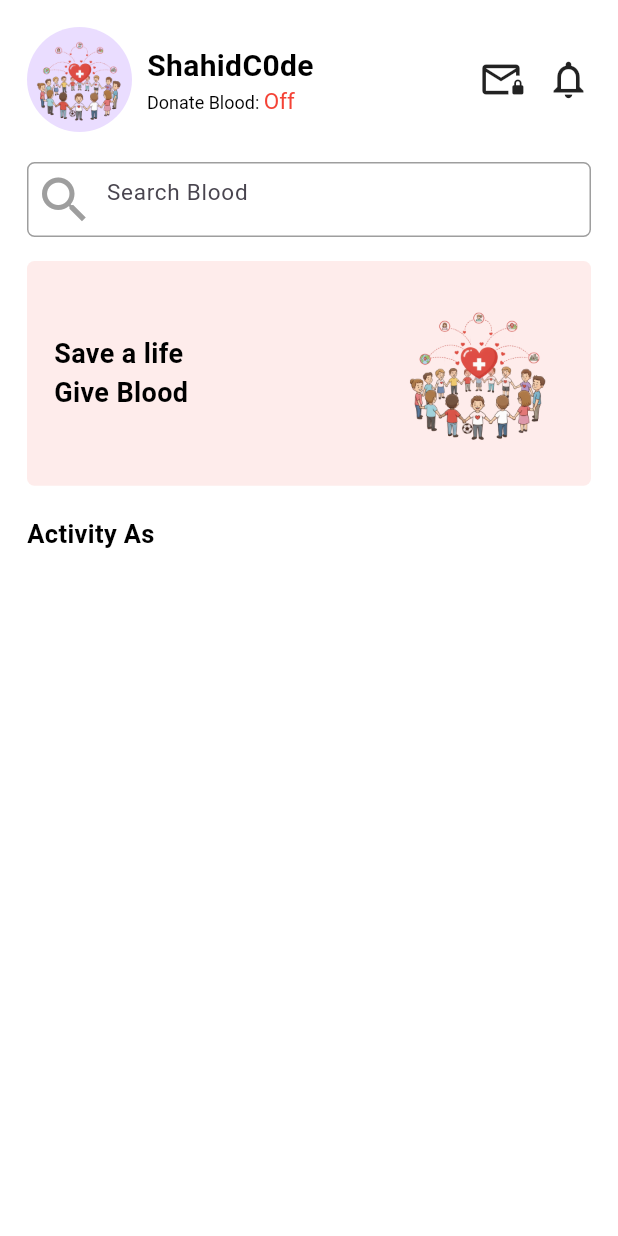
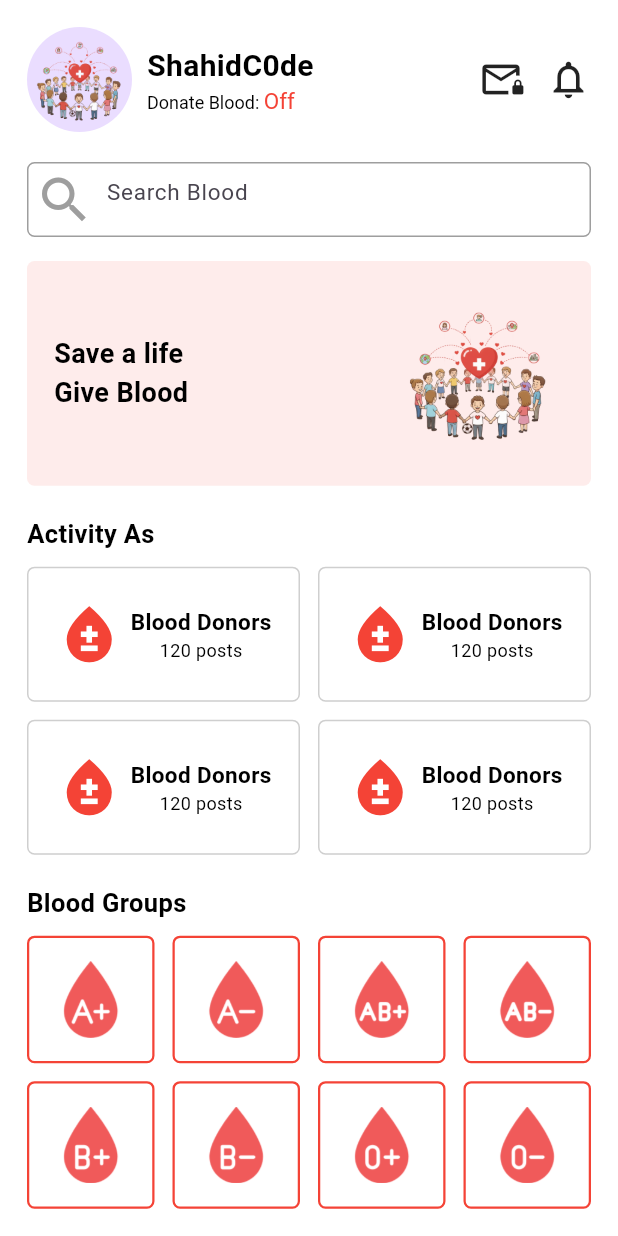
Before and after one commit to ShahidC0de/Blood-Donating-App, a Flutter app: the HomeScreen screen opened directly, on a phone screen of 412 x 824 dp. Run offline on Flutter 3.47's test engine with Material 3 defaults, Android fonts, the phone set to English and light mode, and no system bars; our stand-ins replace dotted_border, flutter_svg, image_picker.

Commit message:
working on UI Home Screen bloodgroup & activity as section

```diff
--- a/lib/core/constants/constants.dart
+++ b/lib/core/constants/constants.dart
@@ -129,3 +129,13 @@ List<String> cities = [
 List<String> bloodGroups = ['A+', 'A-', 'B+', 'B-', 'AB+', 'AB-', 'O+', 'O-'];
 List<String> genders = ['Male', 'Female'];
 List<String> decisions = ['Yes', 'No'];
+final List<Map<String, String>> bloodGroupIcons = [
+  {"label": "A+", "icon": "assets/blood_icons/a_pos.png"},
+  {"label": "A-", "icon": "assets/blood_icons/a_neg.png"},
+  {"label": "AB+", "icon": "assets/blood_icons/ab_pos.png"},
+  {"label": "AB-", "icon": "assets/blood_icons/ab_neg.png"},
+  {"label": "B+", "icon": "assets/blood_icons/b_pos.png"},
+  {"label": "B-", "icon": "assets/blood_icons/b_neg.png"},
+  {"label": "O+", "icon": "assets/blood_icons/o_pos.png"},
+  {"label": "O-", "icon": "assets/blood_icons/o_neg.png"},
+];
--- a/lib/features/home/presentation/screens/home_screen.dart
+++ b/lib/features/home/presentation/screens/home_screen.dart
@@ -1,3 +1,4 @@
+import 'package:blood_dontating_app/core/constants/constants.dart';
 import 'package:blood_dontating_app/core/theme/app_pallete.dart';
 import 'package:blood_dontating_app/features/login/presentation/widgets/customfield.dart';
 import 'package:flutter/material.dart';
@@ -108,12 +109,96 @@ class _HomeScreenState extends State<HomeScreen> {
                 ),
 
                 const SizedBox(height: 20),
-
                 Text(
                   'Activity As',
                   style: AppPallete.headingText.copyWith(fontSize: 17),
                 ),
                 const SizedBox(height: 10),
+                GridView.builder(
+                  shrinkWrap: true,
+
+                  physics: NeverScrollableScrollPhysics(),
+                  itemCount: 4,
+                  gridDelegate: SliverGridDelegateWithFixedCrossAxisCount(
+                    crossAxisSpacing: 12,
+                    mainAxisSpacing: 12,
+                    crossAxisCount: 2,
+                    mainAxisExtent: 90,
+                  ),
+                  itemBuilder: (context, index) {
+                    return Container(
+                      padding: EdgeInsets.all(8),
+                      decoration: BoxDecoration(
+                        color: AppPallete.backgroundColor,
+                        border: Border.all(
+                          color: AppPallete.fieldTextColor.withValues(
+                            alpha: 0.5,
+                          ),
+                        ),
+                        borderRadius: BorderRadius.circular(5),
+                      ),
+                      child: Row(
+                        mainAxisAlignment: MainAxisAlignment.center,
+                        children: [
+                          Icon(
+                            Icons.bloodtype,
+                            color: AppPallete.buttonColor,
+                            size: 45,
+                          ),
+                          SizedBox(width: 5),
+                          Column(
+                            mainAxisAlignment: MainAxisAlignment.center,
+                            children: [
+                              Text(
+                                'Blood Donors',
+                                style: AppPallete.headingText.copyWith(
+                                  fontSize: 15,
+                                ),
+                              ),
+                              Text(
+                                '120 posts',
+                                style: AppPallete.subHeadingText.copyWith(
+                                  fontSize: 12,
+                                ),
+                              ),
+                            ],
+                          ),
+                        ],
+                      ),
+                    );
+                  },
+                ),
+                const SizedBox(height: 20),
+
+                Text(
+                  'Blood Groups',
+                  style: AppPallete.headingText.copyWith(fontSize: 17),
+                ),
+                const SizedBox(height: 10),
+                GridView.builder(
+                  shrinkWrap: true,
+                  physics: NeverScrollableScrollPhysics(),
+                  itemCount: bloodGroupIcons.length,
+                  gridDelegate: SliverGridDelegateWithFixedCrossAxisCount(
+                    crossAxisCount: 4,
+                    crossAxisSpacing: 12,
+                    mainAxisSpacing: 12,
+                  ),
+                  itemBuilder: (context, index) {
+                    final bloodGroupIcon = bloodGroupIcons[index];
+                    return Container(
+                      padding: EdgeInsets.all(3),
+                      decoration: BoxDecoration(
+                        borderRadius: BorderRadius.circular(5),
+                        border: Border.all(
+                          color: AppPallete.buttonColor,
+                          width: 1.5,
+                        ),
+                      ),
+                      child: Image.asset(bloodGroupIcon["icon"]!, scale: 2.5),
+                    );
+                  },
+                ),
               ],
             ),
           ),
--- a/lib/main.dart
+++ b/lib/main.dart
@@ -12,7 +12,7 @@ class MyApp extends StatelessWidget {
   @override
   Widget build(BuildContext context) {
     return MaterialApp(
-      title: 'Flutter Demo',
+      title: 'Blood Care, Donating App',
       theme: AppTheme.lightThemeMode,
       home: const SplashScreen(),
     );
--- a/pubspec.yaml
+++ b/pubspec.yaml
@@ -41,7 +41,8 @@ flutter:
   # To add assets to your application, add an assets section, like this:
   assets:
    - assets/images/
-  #   - images/a_dot_ham.jpeg
+   - assets/blood_icons/
+
 
   # An image asset can refer to one or more resolution-specific "variants", see
   # https://flutter.dev/to/resolution-aware-images
```
Also changed, not shown: assets/blood_icons/a_neg.png (added), assets/blood_icons/a_pos.png (added), assets/blood_icons/ab_neg.png (added), assets/blood_icons/ab_pos.png (added), assets/blood_icons/b_neg.png (added), assets/blood_icons/b_pos.png (added), assets/blood_icons/o_neg.png (added), assets/blood_icons/o_pos.png (added), 2 other files.
